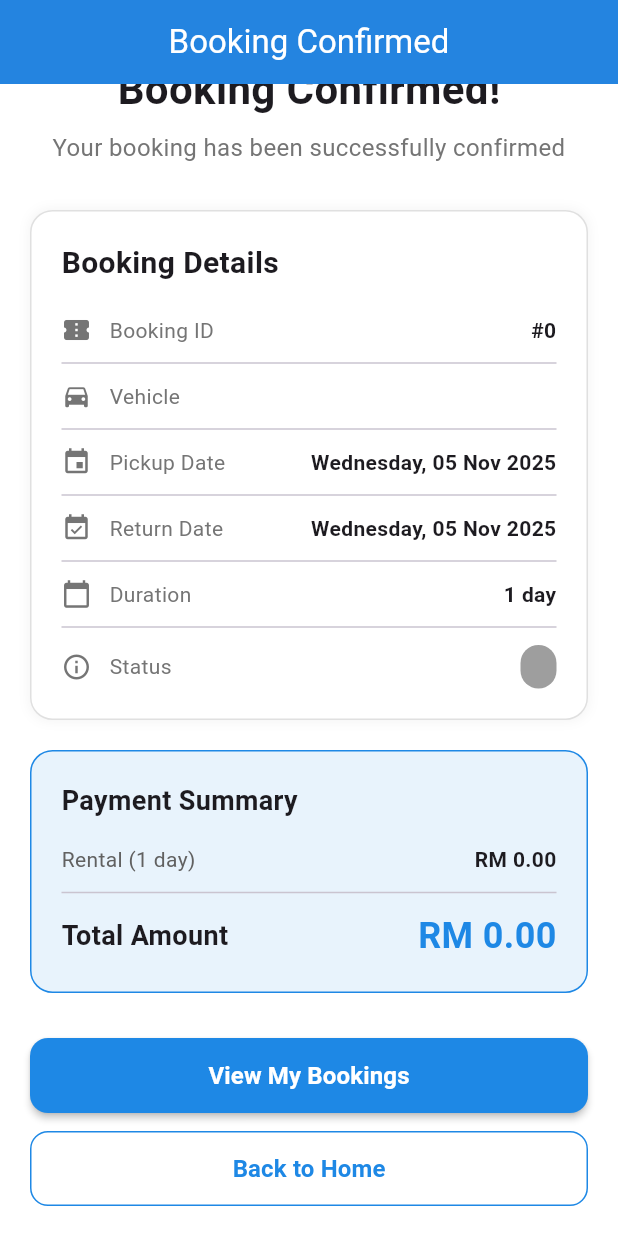
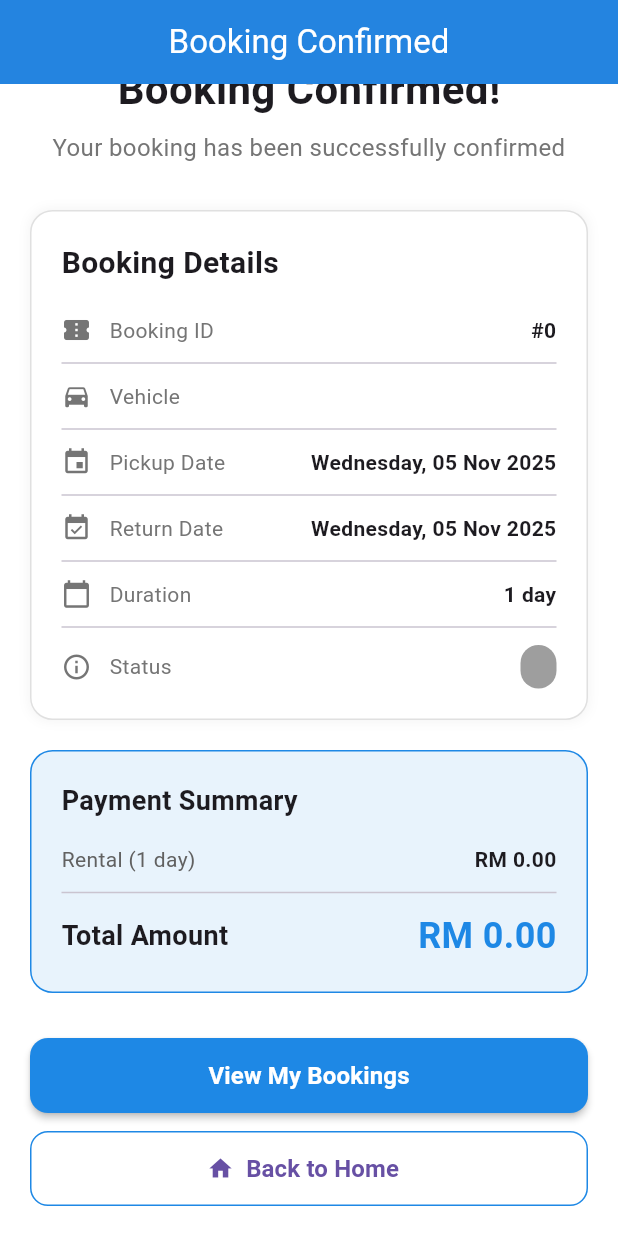
Before and after one commit to IrfanFirdau5/MotoRent, a Flutter app: the BookingConfirmationPage screen opened directly with empty values, scrolled down 157 dp, on a phone screen of 412 x 824 dp. Run offline on Flutter 3.47's test engine with Material 3 defaults, Android fonts, the light colour scheme and no system bars; our stand-ins replace cached_network_image, flutter_spinkit, table_calendar.

Commit message:
home button

```diff
--- a/motorent/lib/screens/customer/booking_confirmation_page.dart
+++ b/motorent/lib/screens/customer/booking_confirmation_page.dart
@@ -3,6 +3,7 @@ import 'package:intl/intl.dart';
 import '../../models/booking.dart';
 import '../../models/vehicle.dart';
 import '../my_bookings_page.dart';
+import '../vehicle_listing_page.dart';
 
 class BookingConfirmationPage extends StatelessWidget {
   final Booking booking;
@@ -16,12 +17,17 @@ class BookingConfirmationPage extends StatelessWidget {
 
   @override
   Widget build(BuildContext context) {
-    return Scaffold(
+    return WillPopScope(
+      onWillPop: () async {
+        // Prevent back button, force user to use buttons
+        return false;
+      },
+      child: Scaffold(
         appBar: AppBar(
           title: const Text('Booking Confirmed'),
           backgroundColor: const Color(0xFF1E88E5),
           foregroundColor: Colors.white,
-        automaticallyImplyLeading: false,
+          automaticallyImplyLeading: false, // Remove back button
         ),
         body: SingleChildScrollView(
           padding: const EdgeInsets.all(20),
@@ -90,47 +96,36 @@ class BookingConfirmationPage extends StatelessWidget {
                     ),
                     const SizedBox(height: 20),
 
-                  // Booking ID
                     _buildDetailRow(
                       'Booking ID',
                       '#${booking.bookingId}',
                       Icons.confirmation_number,
                     ),
                     const Divider(height: 24),
-
-                  // Vehicle
                     _buildDetailRow(
                       'Vehicle',
                       vehicle.fullName,
                       Icons.directions_car,
                     ),
                     const Divider(height: 24),
-
-                  // Start Date
                     _buildDetailRow(
                       'Pickup Date',
                       DateFormat('EEEE, dd MMM yyyy').format(booking.startDate),
                       Icons.event,
                     ),
                     const Divider(height: 24),
-
-                  // End Date
                     _buildDetailRow(
                       'Return Date',
                       DateFormat('EEEE, dd MMM yyyy').format(booking.endDate),
                       Icons.event_available,
                     ),
                     const Divider(height: 24),
-
-                  // Duration
                     _buildDetailRow(
                       'Duration',
                       '${booking.duration} day${booking.duration > 1 ? 's' : ''}',
                       Icons.calendar_today,
                     ),
                     const Divider(height: 24),
-
-                  // Status
                     Row(
                       mainAxisAlignment: MainAxisAlignment.spaceBetween,
                       children: [
@@ -174,7 +169,6 @@ class BookingConfirmationPage extends StatelessWidget {
                   ],
                 ),
               ),
-
               const SizedBox(height: 20),
 
               // Payment Summary Card
@@ -240,7 +234,6 @@ class BookingConfirmationPage extends StatelessWidget {
                   ],
                 ),
               ),
-
               const SizedBox(height: 30),
 
               // Action Buttons
@@ -281,22 +274,29 @@ class BookingConfirmationPage extends StatelessWidget {
                   SizedBox(
                     width: double.infinity,
                     height: 50,
-                  child: OutlinedButton(
+                    child: OutlinedButton.icon(
                       onPressed: () {
-                      Navigator.popUntil(context, (route) => route.isFirst);
+                        // Navigate to home and clear all previous routes
+                        Navigator.pushAndRemoveUntil(
+                          context,
+                          MaterialPageRoute(
+                            builder: (context) => const VehicleListingPage(),
+                          ),
+                          (route) => false,
+                        );
                       },
+                      icon: const Icon(Icons.home),
+                      label: const Text(
+                        'Back to Home',
+                        style: TextStyle(
+                          fontSize: 16,
+                          fontWeight: FontWeight.bold,
+                        ),
+                      ),
                       style: OutlinedButton.styleFrom(
                         side: const BorderSide(color: Color(0xFF1E88E5)),
                         shape: RoundedRectangleBorder(
                           borderRadius: BorderRadius.circular(12),
-                      ),
-                    ),
-                    child: const Text(
-                      'Back to Home',
-                      style: TextStyle(
-                        fontSize: 16,
-                        fontWeight: FontWeight.bold,
-                        color: Color(0xFF1E88E5),
                         ),
                       ),
                     ),
@@ -304,6 +304,7 @@ class BookingConfirmationPage extends StatelessWidget {
                 ],
               ),
             ],
+          ),
         ),
       ),
     );
```
Also changed, not shown: motorent/lib/screens/my_bookings_page.dart (+17 -0 lines), 1 other file. Lines whose indentation alone changed are shown as unchanged.
